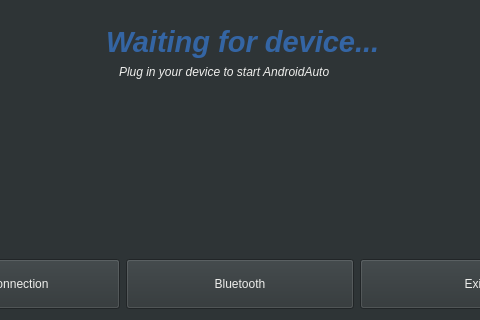
Before: the Qt Designer form autoapp/Pages/HomePage.ui in prasha-au/openauto, drawn with Qt 5; both pictures show x 120 to 600 and y 160 to 480 of the 720 by 480 pixel window.
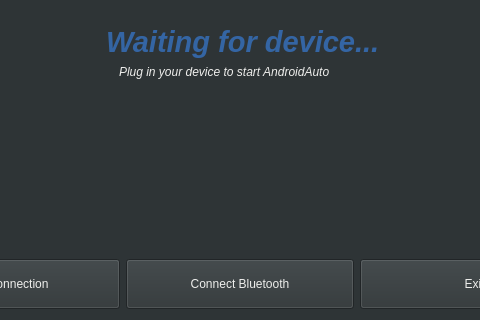
After: the same form once the commit is applied. Icons and pictures are not drawn.

Commit message: Linked up home page button and implemented autoconnect in autoapp.

Diff of the .ui file:
```diff
--- a/autoapp/Pages/HomePage.ui
+++ b/autoapp/Pages/HomePage.ui
@@ -149,7 +149,7 @@
           </size>
          </property>
          <property name="text">
-          <string>Bluetooth</string>
+          <string>Connect Bluetooth</string>
          </property>
         </widget>
        </item>
```
The commit also changes 4 other files.
